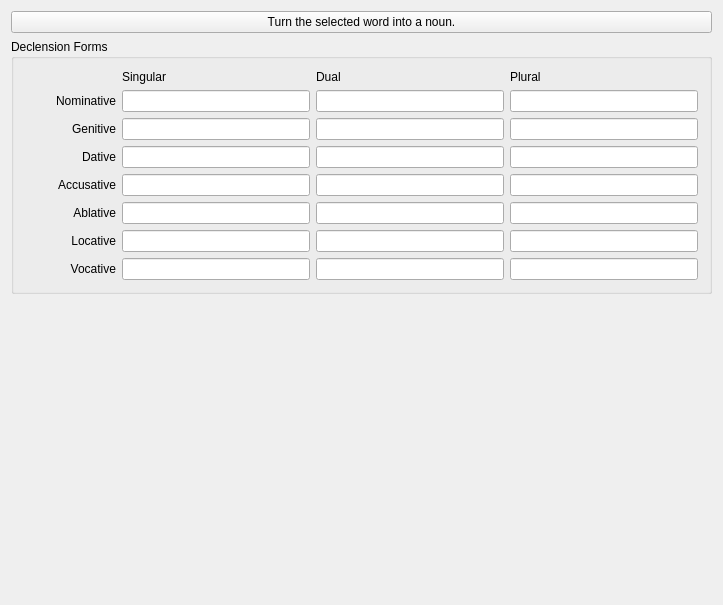
Before: the Qt Designer form src/entry-dialogs/declensionwidget.ui in KDE/parley, drawn with Qt 5.
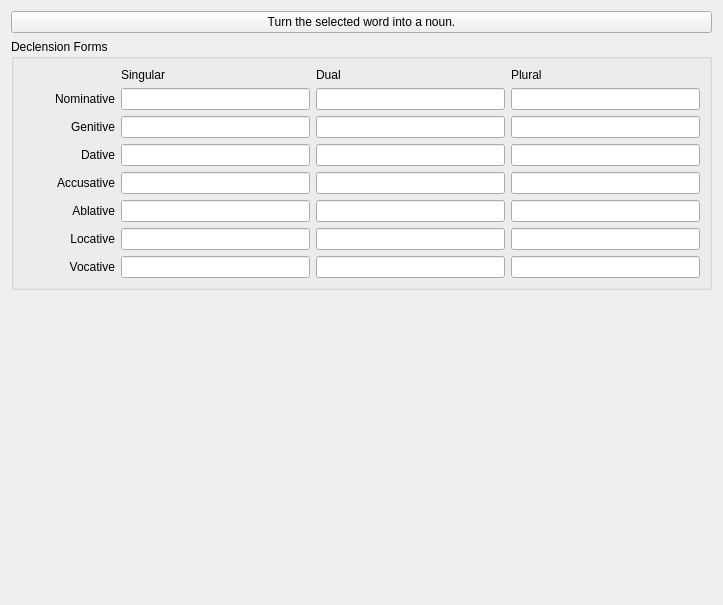
After: the same form once the commit is applied. Custom widgets are drawn as their Qt base class.

What changed in the file:
```diff
--- a/src/entry-dialogs/declensionwidget.ui
+++ b/src/entry-dialogs/declensionwidget.ui
@@ -219,7 +219,6 @@
    </item>
   </layout>
  </widget>
- <layoutdefault spacing="6" margin="11" />
   <customwidgets>
   <customwidget>
    <class>KLineEdit</class>
```
